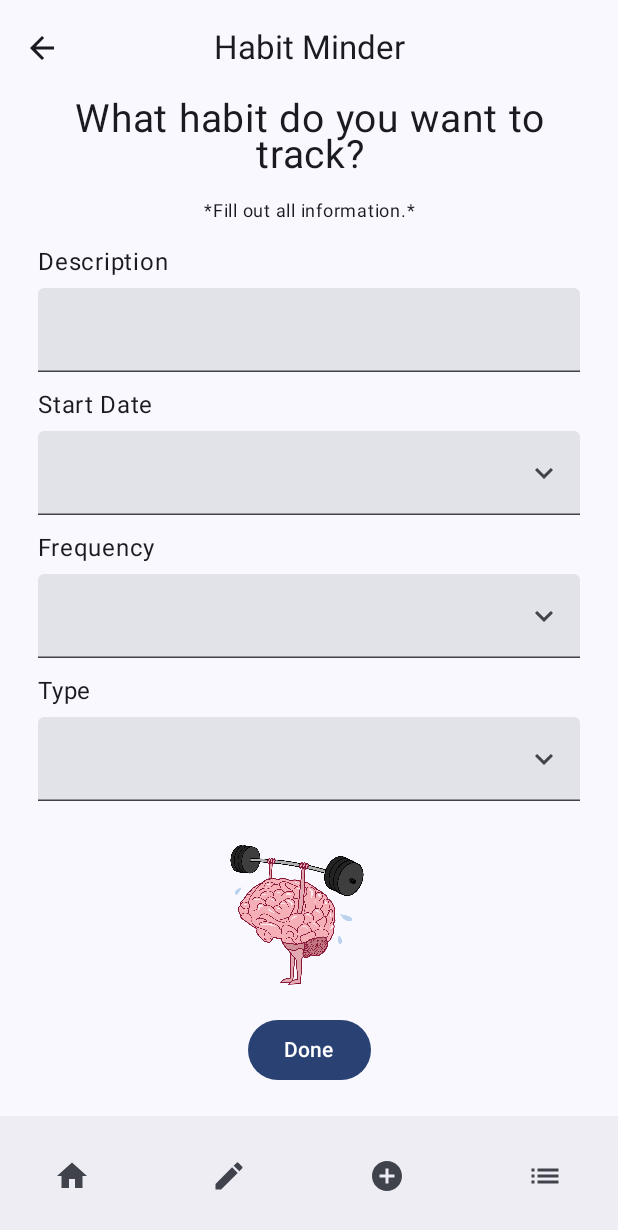
After one commit to JeanRose-JAC/HabitTracker, an Android app built with Jetpack Compose: the HabitQuestionnaireScreen screen opened through its navigation route, on a phone screen of 412 x 824 dp. The commit adds this screen. Shown: the top 1230 px of the screen. Run offline under Robolectric (Android 15) with nearby library versions, the phone set to English and light mode, and no system bars; pictures from the network do not load.

Commit message:
added CRUD screens for habit

```diff
--- a/HabitTrackerApp/app/src/main/java/com/example/habittrackerapp/MainActivity.kt
+++ b/HabitTrackerApp/app/src/main/java/com/example/habittrackerapp/MainActivity.kt
@@ -17,6 +17,7 @@ import androidx.compose.runtime.snapshots.SnapshotStateList
 import androidx.compose.ui.Modifier
 import androidx.navigation.NavController
 import androidx.navigation.compose.rememberNavController
+import com.example.habittrackerapp.habit.Habit
 import com.example.habittrackerapp.layout.MainLayout
 import com.example.habittrackerapp.navigation.rememberMutableStateListOf
 import com.example.habittrackerapp.noteInput.Note
@@ -27,6 +28,7 @@ import com.google.firebase.FirebaseApp
 val LocalNavController = compositionLocalOf<NavController> { error("No NavController found!") }
 val data= compositionLocalOf<User>{ error("No User found!")}
 val LocalNotesList = compositionLocalOf<SnapshotStateList<Note>> { error("No notes found!") }
+val LocalHabitList = compositionLocalOf<SnapshotStateList<Habit>> { error("No Habit list found!") }
 
 class MainActivity : ComponentActivity() {
     override fun onCreate(savedInstanceState: Bundle?) {
@@ -44,8 +46,9 @@ class MainActivity : ComponentActivity() {
 
 
                     val notesList = rememberMutableStateListOf<Note>()
+                    val habitList = rememberMutableStateListOf<Habit>();
 
-                    CompositionLocalProvider(LocalNavController provides navController, data provides userInput,LocalNotesList provides notesList) {
+                    CompositionLocalProvider(LocalNavController provides navController, data provides userInput, LocalNotesList provides notesList, LocalHabitList provides habitList) {
                         MainLayout("Habit Minder") {
                             Router()
                         }
--- a/HabitTrackerApp/app/src/main/java/com/example/habittrackerapp/Router.kt
+++ b/HabitTrackerApp/app/src/main/java/com/example/habittrackerapp/Router.kt
@@ -6,6 +6,10 @@ import androidx.navigation.NavHostController
 import androidx.navigation.compose.NavHost
 import androidx.navigation.compose.composable
 import com.example.habittrackerapp.LocalNavController
+import com.example.habittrackerapp.habit.screens.HabitEditScreen
+import com.example.habittrackerapp.habit.screens.HabitItemScreen
+import com.example.habittrackerapp.habit.screens.HabitListScreen
+import com.example.habittrackerapp.habit.screens.HabitQuestionnaireScreen
 import com.example.habittrackerapp.navigation.AboutScreen
 import com.example.habittrackerapp.navigation.NoteScreen
 import com.example.habittrackerapp.navigation.UserSignUp
@@ -19,6 +23,14 @@ sealed class Routes(val route:String)  {
     object SignUp : Routes("SignUpScreenRoute")
     object About : Routes("AboutScreenRoute")
     object Note: Routes("NoteScreenRoute")
+    object HabitQuestionnaire: Routes("HabitQuestionnaireRoute")
+    object HabitItem: Routes("HabitItemRoute/{id}"){
+        fun go(id : String) = "HabitItemRoute/$id"
+    }
+    object HabitList: Routes("HabitListRoute")
+    object EditHabit: Routes("HabitEditRoute/{id}"){
+        fun go(id : String) = "HabitEditRoute/$id"
+    }
 }
 
 /**
@@ -36,6 +48,11 @@ fun Router() {
         composable(Routes.SignUp.route) { UserSignUp() }
         composable(Routes.About.route) { AboutScreen()}
         composable(Routes.Note.route){ NoteScreen() }
+        composable(Routes.HabitQuestionnaire.route){ HabitQuestionnaireScreen() }
+        composable(Routes.HabitItem.route){ HabitItemScreen(it.arguments?.getString("id") ?: "") }
+        composable(Routes.HabitList.route){ HabitListScreen() }
+        composable(Routes.EditHabit.route){ HabitEditScreen(it.arguments?.getString("id") ?: "") }
+
     }
 
 }
--- /dev/null
+++ b/HabitTrackerApp/app/src/main/java/com/example/habittrackerapp/habit/screens/HabitDescription.kt
@@ -0,0 +1,31 @@
+package com.example.habittrackerapp.habit.screens
+
+import androidx.compose.foundation.layout.Column
+import androidx.compose.foundation.layout.fillMaxWidth
+import androidx.compose.foundation.layout.padding
+import androidx.compose.material3.ExperimentalMaterial3Api
+import androidx.compose.material3.Text
+import androidx.compose.material3.TextField
+import androidx.compose.runtime.Composable
+import androidx.compose.ui.Modifier
+import androidx.compose.ui.unit.dp
+
+@OptIn(ExperimentalMaterial3Api::class)
+@Composable
+fun HabitDescription(desc: String, onDescChange: (String) -> Unit, modifier: Modifier = Modifier){
+
+    Column {
+        Text(
+            text = "Description",
+            modifier = Modifier.padding(bottom = 5.dp))
+
+        TextField(
+            value = desc,
+            onValueChange = onDescChange,
+            modifier = Modifier
+                .padding(bottom = 10.dp)
+                .fillMaxWidth()
+        )
+    }
+
+}
--- /dev/null
+++ b/HabitTrackerApp/app/src/main/java/com/example/habittrackerapp/habit/screens/HabitFrequency.kt
@@ -0,0 +1,72 @@
+package com.example.habittrackerapp.habit.screens
+
+import androidx.compose.foundation.clickable
+import androidx.compose.foundation.layout.Column
+import androidx.compose.foundation.layout.fillMaxWidth
+import androidx.compose.foundation.layout.padding
+import androidx.compose.material.icons.Icons
+import androidx.compose.material.icons.filled.KeyboardArrowDown
+import androidx.compose.material3.DropdownMenu
+import androidx.compose.material3.DropdownMenuItem
+import androidx.compose.material3.ExperimentalMaterial3Api
+import androidx.compose.material3.Icon
+import androidx.compose.material3.Text
+import androidx.compose.material3.TextField
+import androidx.compose.runtime.Composable
+import androidx.compose.runtime.getValue
+import androidx.compose.runtime.mutableStateOf
+import androidx.compose.runtime.saveable.rememberSaveable
+import androidx.compose.runtime.setValue
+import androidx.compose.ui.Modifier
+import androidx.compose.ui.unit.dp
+import com.example.habittrackerapp.habit.Frequency
+
+/**
+ * Composable for the frequency question.
+ * Includes a drop down menu for all the possible choices.
+ * Source: https://www.geeksforgeeks.org/drop-down-menu-in-android-using-jetpack-co
+ */
+@OptIn(ExperimentalMaterial3Api::class)
+@Composable
+fun HabitFrequency(frequency: String, onFrequencyChange: (String) -> Unit, modifier: Modifier = Modifier){
+    //This variable determines whether the menu will be expanded or not
+    var expandMenu by rememberSaveable { mutableStateOf(false) }
+    val choices = listOf(Frequency.Daily.toString(), Frequency.Weekly.toString(), Frequency.Monthly.toString())
+
+    Column{
+        Text(
+            text = "Frequency",
+            modifier = Modifier.padding(bottom = 5.dp))
+
+        TextField(
+            value = frequency,
+            onValueChange = onFrequencyChange,
+            trailingIcon = {
+                //The user can view the menu when they click this icon
+                Icon(
+                    Icons.Filled.KeyboardArrowDown,"Frequency picker",
+                    Modifier.clickable { expandMenu = !expandMenu })
+            },
+            modifier = Modifier.padding(bottom = 10.dp)
+                .fillMaxWidth(),
+            readOnly = true,
+            )
+
+        DropdownMenu(
+            expanded = expandMenu,
+            onDismissRequest = { expandMenu = false }
+        ) {
+            choices.forEach{label ->
+                DropdownMenuItem(
+                    text = { Text(label) },
+                    onClick = {
+                        onFrequencyChange(label)
+                        expandMenu = false
+                    }
+                )
+            }
+        }
+
+    }
+
+}
--- /dev/null
+++ b/HabitTrackerApp/app/src/main/java/com/example/habittrackerapp/habit/screens/HabitQuestionnaireScreen.kt
@@ -0,0 +1,57 @@
+package com.example.habittrackerapp.habit.screens
+
+import androidx.compose.foundation.layout.Column
+import androidx.compose.foundation.layout.fillMaxSize
+import androidx.compose.foundation.layout.padding
+import androidx.compose.foundation.rememberScrollState
+import androidx.compose.foundation.verticalScroll
+import androidx.compose.material3.Text
+import androidx.compose.runtime.Composable
+import androidx.compose.runtime.getValue
+import androidx.compose.runtime.mutableStateOf
+import androidx.compose.runtime.saveable.rememberSaveable
+import androidx.compose.runtime.setValue
+import androidx.compose.ui.Alignment
+import androidx.compose.ui.Modifier
+import androidx.compose.ui.text.style.TextAlign
+import androidx.compose.ui.unit.dp
+import androidx.compose.ui.unit.sp
+import com.example.habittrackerapp.habit.Habit
+
+
+@Composable
+fun HabitQuestionnaireScreen(modifier: Modifier = Modifier) {
+    var desc by rememberSaveable { mutableStateOf("") }
+    var startDate by rememberSaveable { mutableStateOf("") }
+    var frequency by rememberSaveable { mutableStateOf("") }
+    var type by rememberSaveable { mutableStateOf("") }
+
+    Column(
+        modifier = Modifier
+            .fillMaxSize()
+            .padding(start = 25.dp, end = 25.dp)
+            .verticalScroll(rememberScrollState()),
+        horizontalAlignment = Alignment.CenterHorizontally,
+    ){
+        Text(
+            text = "What habit do you want to track?",
+            textAlign = TextAlign.Center,
+            fontSize = 26.sp,
+            modifier = Modifier.padding(bottom = 10.dp)
+        )
+
+        Text(
+            text = "*Fill out all information.*",
+            textAlign = TextAlign.Center,
+            modifier = Modifier.padding(bottom = 10.dp),
+            fontSize = 12.sp,
+        )
+
+        HabitDescription(desc, {desc = it})
+        HabitStartDate(startDate, {startDate = it})
+        HabitFrequency(frequency, {frequency = it})
+        HabitTypeQuestion(type, {type = it})
+        SubmitButton(Habit(description = desc, startDate = startDate, frequency = frequency, type = type))
+
+    }
+}
--- /dev/null
+++ b/HabitTrackerApp/app/src/main/java/com/example/habittrackerapp/habit/screens/HabitStartDate.kt
@@ -0,0 +1,70 @@
+package com.example.habittrackerapp.habit.screens
+
+import android.app.DatePickerDialog
+import android.icu.util.Calendar
+import android.widget.DatePicker
+import androidx.compose.foundation.clickable
+import androidx.compose.foundation.layout.Column
+import androidx.compose.foundation.layout.fillMaxWidth
+import androidx.compose.foundation.layout.padding
+import androidx.compose.material.icons.Icons
+import androidx.compose.material.icons.filled.KeyboardArrowDown
+import androidx.compose.material3.ExperimentalMaterial3Api
+import androidx.compose.material3.Icon
+import androidx.compose.material3.Text
+import androidx.compose.material3.TextField
+import androidx.compose.runtime.Composable
+import androidx.compose.ui.Modifier
+import androidx.compose.ui.platform.LocalContext
+import androidx.compose.ui.unit.dp
+
+/**
+ * Composable for the start date question.
+ * Includes a date picker for the user to choose the date
+ * Source: https://medium.com/@daniel.atitienei/date-and-time-pickers-in-jetpack-compose-f641b1d72dd5
+ */
+@OptIn(ExperimentalMaterial3Api::class)
+@Composable
+fun HabitStartDate(startDate: String, onStartDateChange: (String) -> Unit, modifier : Modifier = Modifier){
+    val context = LocalContext.current
+    val calendar = Calendar.getInstance()
+
+    //For setting up the initial date
+    val year = calendar.get(Calendar.YEAR)
+    val month = calendar.get(Calendar.MONTH)
+    val dayOfMonth = calendar.get(Calendar.DAY_OF_MONTH)
+
+    //Dialog that allows that user to pick a date and save it
+    val datePicker = DatePickerDialog(
+        context,
+        { _: DatePicker, selectedYear: Int, selectedMonth: Int, selectedDayOfMonth: Int ->
+            onStartDateChange("$selectedDayOfMonth/${selectedMonth + 1}/$selectedYear")
+        }, year, month, dayOfMonth
+    )
+
+    //Disallow past dates
+    datePicker.datePicker.minDate = calendar.timeInMillis
+
+    Column{
+        Text(
+            text = "Start Date",
+            modifier = Modifier.padding(bottom = 5.dp))
+
+        TextField(
+            value = startDate,
+            onValueChange = onStartDateChange,
+            readOnly = true,
+            trailingIcon = {
+                //Click this icon to bring up the date picker
+                Icon(
+                    Icons.Filled.KeyboardArrowDown,
+                    "Date picker",
+                    Modifier.clickable { datePicker.show() })
+            },
+            modifier = Modifier.padding(bottom = 10.dp)
+                .fillMaxWidth()
+            ,
+        )
+
+    }
+}
--- /dev/null
+++ b/HabitTrackerApp/app/src/main/java/com/example/habittrackerapp/habit/screens/HabitTypeQuestion.kt
@@ -0,0 +1,122 @@
+package com.example.habittrackerapp.habit.screens
+
+import androidx.compose.foundation.Image
+import androidx.compose.foundation.clickable
+import androidx.compose.foundation.layout.Column
+import androidx.compose.foundation.layout.fillMaxWidth
+import androidx.compose.foundation.layout.padding
+import androidx.compose.foundation.layout.size
+import androidx.compose.material.icons.Icons
+import androidx.compose.material.icons.filled.KeyboardArrowDown
+import androidx.compose.material3.DropdownMenu
+import androidx.compose.material3.DropdownMenuItem
+import androidx.compose.material3.ExperimentalMaterial3Api
+import androidx.compose.material3.Icon
+import androidx.compose.material3.MaterialTheme
+import androidx.compose.material3.Text
+import androidx.compose.material3.TextField
+import androidx.compose.runtime.Composable
+import androidx.compose.runtime.getValue
+import androidx.compose.runtime.mutableIntStateOf
+import androidx.compose.runtime.mutableStateOf
+import androidx.compose.runtime.saveable.rememberSaveable
+import androidx.compose.runtime.setValue
+import androidx.compose.ui.Alignment
+import androidx.compose.ui.Modifier
+import androidx.compose.ui.draw.clip
+import androidx.compose.ui.layout.ContentScale
+import androidx.compose.ui.res.painterResource
+import androidx.compose.ui.unit.dp
+import com.example.habittrackerapp.habit.HabitType
+
+/**
+ * Composable for the habit type question.
+ * Includes a drop down menu with all the choices. The image in the bottom
+ * changes depending on the type.
+ */
+@OptIn(ExperimentalMaterial3Api::class)
+@Composable
+fun HabitTypeQuestion(type: String, onTypeChange: (String) -> Unit, modifier: Modifier = Modifier){
+    var expandMenu by rememberSaveable { mutableStateOf(false) }
+    var img by rememberSaveable { mutableIntStateOf(0) }
+    val choices = listOf(
+        HabitType.Other.name,
+        HabitType.Chores.name,
+        HabitType.Health.name,
+        HabitType.Fitness.name,
+        HabitType.Reading.name,
+        HabitType.Sleep.name,
+        HabitType.Organization.name)
+
+    Column{
+        Text(
+            text = "Type",
+            modifier = Modifier.padding(bottom = 5.dp))
+
+        TextField(
+            value = type,
+            onValueChange = onTypeChange,
+            trailingIcon = {
+                Icon(
+                    Icons.Filled.KeyboardArrowDown,"Type picker",
+                    Modifier.clickable { expandMenu = !expandMenu })
+            },
+            modifier = Modifier
+                .padding(bottom = 10.dp)
+                .fillMaxWidth(),
+            readOnly = true,
+        )
+
+        DropdownMenu(
+            expanded = expandMenu,
+            onDismissRequest = { expandMenu = false }
+        ) {
+            choices.forEach{label ->
+                DropdownMenuItem(
+                    text = { Text(label) },
+                    onClick = {
+                        onTypeChange(label)
+                        expandMenu = false
+                    }
+                )
+            }
+        }
+
+        //Get image id
+        img = fromStringToHabitType(type).id
+
+        //Show image
+        Column(
+            modifier = Modifier.fillMaxWidth()
+                .padding(top = 16.dp, end = 16.dp),
+            horizontalAlignment = Alignment.CenterHorizontally
+        ){
+            Image(
+                painterResource(id = img),
+                contentDescription = type,
+                modifier = modifier
+                    .size(100.dp)
+                    .clip(MaterialTheme.shapes.medium),
+                contentScale = ContentScale.Crop,
+            )
+        }
+
+    }
+
+}
+
+/**
+ * Convert the string to a Habit Type
+ */
+fun fromStringToHabitType(type : String) : HabitType {
+    return when (type){
+        HabitType.Chores.name -> HabitType.Chores
+        HabitType.Health.name -> HabitType.Health
+        HabitType.Fitness.name -> HabitType.Fitness
+        HabitType.Reading.name -> HabitType.Reading
+        HabitType.Sleep.name-> HabitType.Sleep
+        HabitType.Organization.name -> HabitType.Organization
+        else -> {
+            HabitType.Other}
+    }
+}
--- /dev/null
+++ b/HabitTrackerApp/app/src/main/java/com/example/habittrackerapp/habit/screens/SubmitButton.kt
@@ -0,0 +1,39 @@
+package com.example.habittrackerapp.habit.screens
+
+import androidx.compose.foundation.layout.padding
+import androidx.compose.material3.Button
+import androidx.compose.material3.Text
+import androidx.compose.runtime.Composable
+import androidx.compose.ui.Modifier
+import androidx.compose.ui.unit.dp
+import com.example.habittrackerapp.LocalHabitList
+import com.example.habittrackerapp.LocalNavController
+import com.example.habittrackerapp.habit.Habit
+
+
+/**
+ * Composable for the submit button.
+ * All fields must be filled before submitting.
+ * Go to item display after submission.
+ */
+@Composable
+fun SubmitButton (habit: Habit,
+                 modifier : Modifier = Modifier) {
+    val navController = LocalNavController.current
+    val habitList = LocalHabitList.current
+
+    Button(onClick = {
+        if(habit.description.isNotEmpty() &&
+            habit.startDate.isNotEmpty() &&
+            habit.frequency.isNotEmpty() &&
+            habit.type.isNotEmpty())
+        {
+            habitList.add(habit)
+            navController.navigate(Routes.HabitItem.go(habit.id.toString()))
+        }
+                     },
+        modifier = Modifier.padding(16.dp)
+    ) {
+        Text("Done")
+    }
+}
--- a/HabitTrackerApp/app/src/main/java/com/example/habittrackerapp/layout/BottomBar.kt
+++ b/HabitTrackerApp/app/src/main/java/com/example/habittrackerapp/layout/BottomBar.kt
@@ -2,9 +2,11 @@ package com.example.habittrackerapp.layout
 
 import Routes
 import androidx.compose.material.icons.Icons
+import androidx.compose.material.icons.filled.Add
 import androidx.compose.material.icons.filled.AddCircle
 import androidx.compose.material.icons.filled.Create
 import androidx.compose.material.icons.filled.Home
+import androidx.compose.material.icons.filled.List
 import androidx.compose.material3.Icon
 import androidx.compose.material3.NavigationBar
 import androidx.compose.material3.NavigationBarItem
@@ -23,7 +25,9 @@ data class NavBarIcon(
 val items = listOf(
     NavBarIcon(route= Routes.About.route, icon= Icons.Filled.Home),
     NavBarIcon(route= Routes.SignUp.route, icon= Icons.Filled.Create),
-    NavBarIcon(route= Routes.Note.route, icon= Icons.Filled.AddCircle),)
+    NavBarIcon(route= Routes.Note.route, icon= Icons.Filled.AddCircle),
+    NavBarIcon(route= Routes.HabitList.route, icon= Icons.Filled.List),
+)
 
 /**
  * Composable for the shared bottom bar.
```
Also changed, not shown: HabitTrackerApp/app/src/main/java/com/example/habittrackerapp/habit/screens/HabitEditScreen.kt (added, +63 -0 lines), HabitTrackerApp/app/src/main/java/com/example/habittrackerapp/habit/screens/HabitItemScreen.kt (added, +108 -0 lines), HabitTrackerApp/app/src/main/java/com/example/habittrackerapp/habit/screens/HabitListScreen.kt (added, +91 -0 lines), HabitTrackerApp/app/src/main/java/com/example/habittrackerapp/habit/screens/SaveChanges.kt (added, +32 -0 lines).
